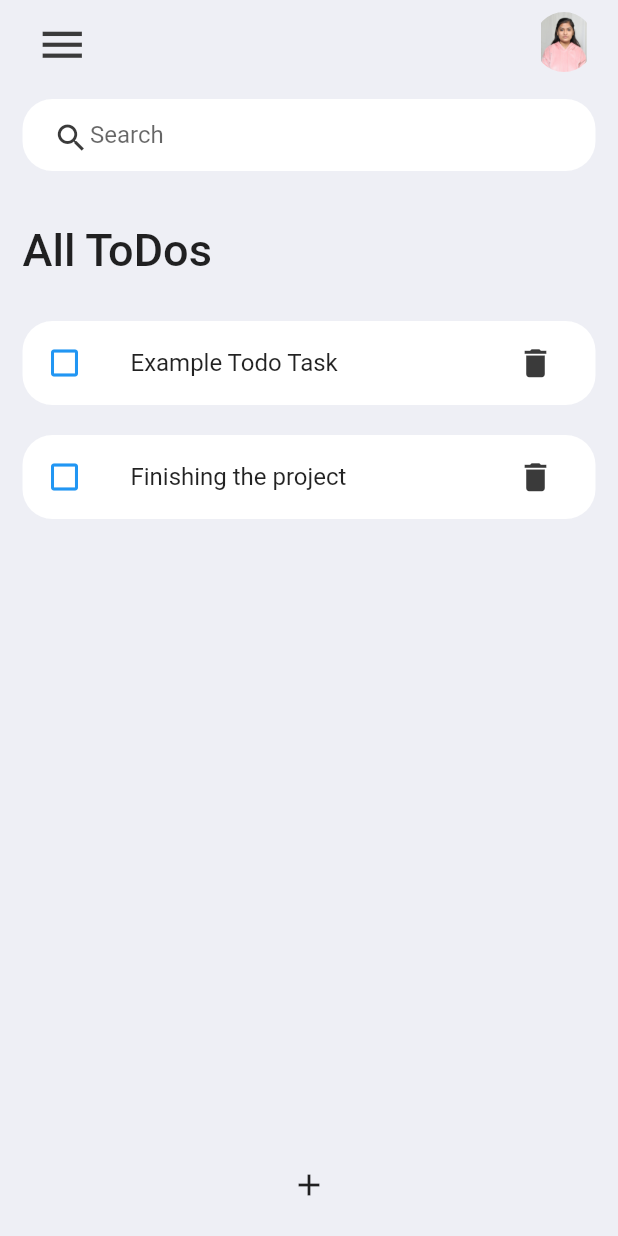
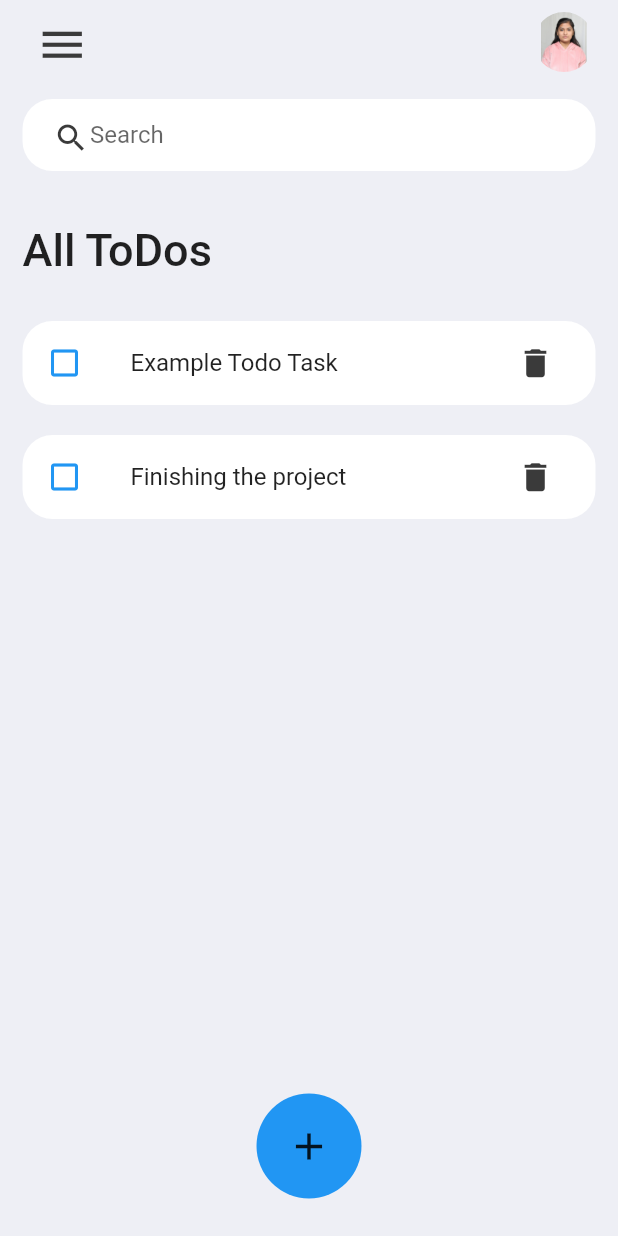
Before and after one commit to thetechgirlgita/ToDoList, a Flutter app: the screen it shows after launch, on a phone screen of 412 x 824 dp. Run offline on Flutter 3.47's test engine with Material 2 defaults, Android fonts, the phone set to English and light mode, and no system bars.

Commit message:
Shaping container button

```diff
--- a/lib/initialPage.dart
+++ b/lib/initialPage.dart
@@ -50,9 +50,18 @@ class _todoState extends State<todo> {
                 ],
               )),
               Container(
+                height: 100,
+                width:  70,
+                decoration: BoxDecoration(
+                  shape: BoxShape.circle,
+                  color: Colors.blue,
+                ),
                 child:// a method calling search box fubction from constant.dart file.
               IconButton(
-                icon: Icon(Icons.add),
+
+                icon: Icon(Icons.add,
+                  size: 30,
+                ),
                 onPressed: () {
                   openDialog();
                  // print(todoController.text);
@@ -79,7 +88,7 @@ class _todoState extends State<todo> {
                   child: Text("Create"),
                   onPressed: () {
                     Navigator.pop(context);
-                    AddTodoItems(todoController.text);
+                     AddTodoItems(todoController.text);
                   },
                 )
               ]));
@@ -92,10 +101,13 @@ class _todoState extends State<todo> {
 
   AddTodoItems(String Text) {
     //print(Text);
+
     setState(() {
+
       todosList.add(MainFunc(
         id: DateTime.now().millisecondsSinceEpoch.toString(),
         todoText: Text,
+
       ));
     });
 
```
